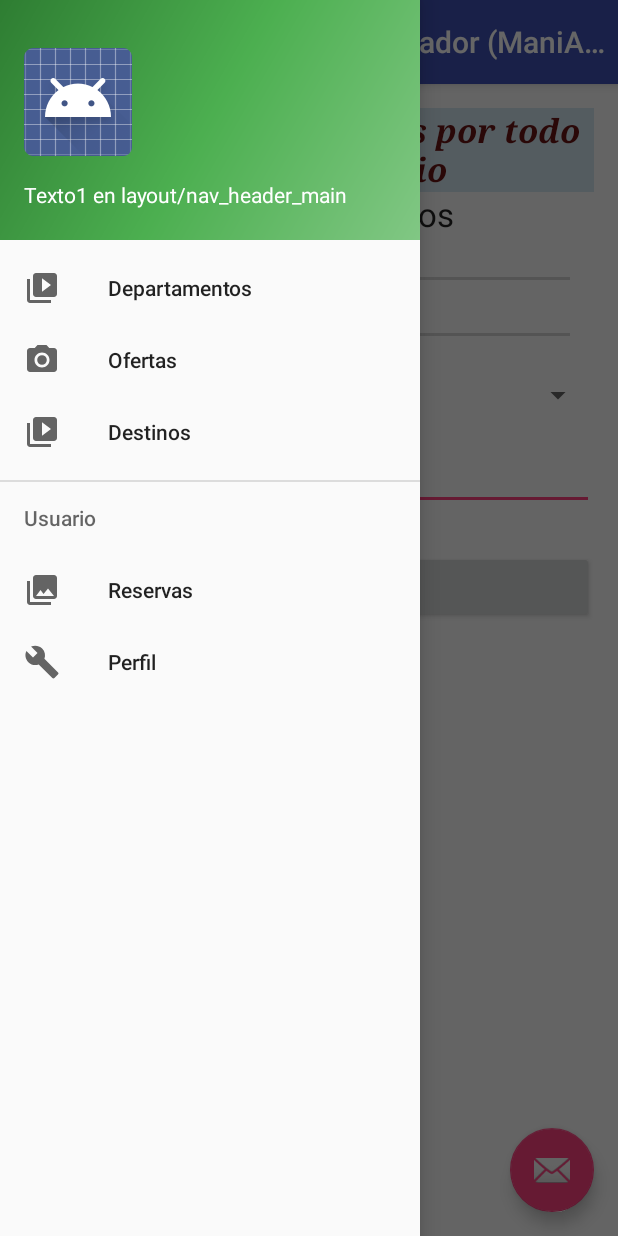
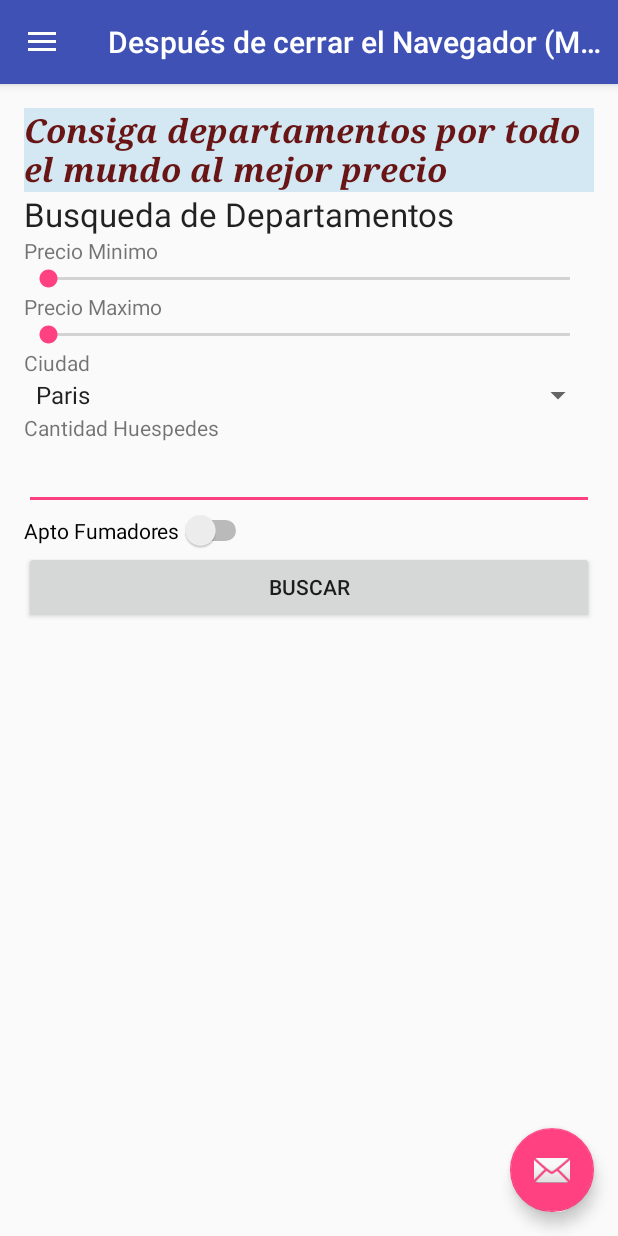
Before and after one commit to GuilleEKdeC/Laboratorio4v2, an Android app: the screen it shows after launch (MainActivity), in the side drawer, after a tap on "Ofertas", on a phone screen of 412 x 824 dp. Run offline under Robolectric (Android 15) with nearby library versions, the phone set to English and light mode, and no system bars.

Commit message:
Probando2

```diff
--- a/app/src/main/java/dam/isi/frsf/utn/edu/ar/laboratorio4v2/ListaDepartamentosActivity.java
+++ b/app/src/main/java/dam/isi/frsf/utn/edu/ar/laboratorio4v2/ListaDepartamentosActivity.java
@@ -13,6 +13,7 @@ import java.util.List;
 import dam.isi.frsf.utn.edu.ar.laboratorio4v2.utils.BuscarDepartamentosTask;
 import dam.isi.frsf.utn.edu.ar.laboratorio4v2.utils.BusquedaFinalizadaListener;
 import dam.isi.frsf.utn.edu.ar.laboratorio4v2.utils.FormBusqueda;
+
 
 public class ListaDepartamentosActivity extends AppCompatActivity implements BusquedaFinalizadaListener<dam.isi.frsf.utn.edu.ar.laboratorio4v2.modelo.Departamento> {
 
--- a/app/src/main/java/dam/isi/frsf/utn/edu/ar/laboratorio4v2/MainActivity.java
+++ b/app/src/main/java/dam/isi/frsf/utn/edu/ar/laboratorio4v2/MainActivity.java
@@ -8,6 +8,7 @@ import android.support.v4.view.GravityCompat;
 import android.support.v4.widget.DrawerLayout;
 import android.support.v7.app.AppCompatActivity;
 import android.support.v7.widget.Toolbar;
+import android.text.TextUtils;  //AGREGADA
 import android.view.MenuItem;
 import android.support.design.widget.FloatingActionButton;
 import android.support.design.widget.Snackbar;
@@ -36,16 +37,16 @@ public class MainActivity extends AppCompatActivity implements NavigationView.On
     //  OnNavigationItemSelectedListener: listener para manejar las selecciones de los ítems del NavigationView
 
 
-/*    private Button btnBuscar;
+    private FormBusqueda frmBusq;
+    private SeekBar skPrecioMin;
+    private SeekBar skPrecioMax;
+    private TextView tvPrecioMinimo;
+    private TextView tvPrecioMaximo;
     private Spinner cmbCiudad;
     private ArrayAdapter<Ciudad> adapterCiudad;
-    private SeekBar skPrecioMin;
-    private TextView tvPrecioMinimo;
-    private TextView tvPrecioMaximo;
-    private SeekBar skPrecioMax;
     private EditText txtHuespedes;
     private Switch swFumadores;
-    private FormBusqueda frmBusq;*/
+    private Button btnBuscar;
 
 
     /*------------------------------------- ON CREATE --------------------------------------------*/
@@ -78,58 +79,41 @@ public class MainActivity extends AppCompatActivity implements NavigationView.On
         toggle.syncState(); //Sirve para sincronizar el "Indicador" (las tres barritas horizontales que despliega al navegador) del Drawer Layout
         toggle.setDrawerIndicatorEnabled(true); // setea que el Indicador esté visible // línea AGREGADA
 
-        /*Se crea una nueva variable NavigationView, tomando como referencia la definida en activity_main.xml.*/
-/*        NavigationView navigationView = (NavigationView) findViewById(R.id.nav_view);
+        NavigationView navigationView = (NavigationView) findViewById(R.id.nav_view); //Crea una nueva variable NavigationView, tomando como referencia la definida en activity_main.xml.
         navigationView.setNavigationItemSelectedListener(this); //le setea un listener
-*/
-     /*   frmBusq= new FormBusqueda();
-        txtHuespedes = (EditText) findViewById(R.id.cantHuespedes);
+
+        frmBusq= new FormBusqueda(); //Crea un formulario con los criterios de búsqueda, vacío.
+
+        frmBusq.setCiudad(Ciudad.CIUDADES[0]);  //Paris //AGREGADO
+
+        tvPrecioMinimo = (TextView ) findViewById(R.id.txtPrecioMin);
         skPrecioMin = (SeekBar) findViewById(R.id.precioMin);
         skPrecioMin.setOnSeekBarChangeListener(listenerSB);
 
+        tvPrecioMaximo= (TextView ) findViewById(R.id.txtPrecioMax);
         skPrecioMax= (SeekBar) findViewById(R.id.precioMax);
         skPrecioMax.setOnSeekBarChangeListener(listenerSB);
 
-        swFumadores = (Switch) findViewById(R.id.aptoFumadores);
         adapterCiudad = new ArrayAdapter<Ciudad>(MainActivity.this,android.R.layout.simple_spinner_item, Arrays.asList(Ciudad.CIUDADES));
-
         cmbCiudad = (Spinner) findViewById(R.id.comboCiudad);
         cmbCiudad.setAdapter(adapterCiudad);
         cmbCiudad.setOnItemSelectedListener(comboListener);
-        tvPrecioMinimo = (TextView ) findViewById(R.id.txtPrecioMin);
-        tvPrecioMaximo= (TextView ) findViewById(R.id.txtPrecioMax);
+
+        txtHuespedes = (EditText) findViewById(R.id.cantHuespedes);
+
+        swFumadores = (Switch) findViewById(R.id.aptoFumadores);
 
         btnBuscar = (Button) findViewById(R.id.btnBuscar);
-        btnBuscar.setOnClickListener(btnBusarListener);*/
-    }
-/*
-    private View.OnClickListener btnBusarListener = new View.OnClickListener() {
-        @Override
-        public void onClick(View view) {
-            Intent i = new Intent(MainActivity.this,ListaDepartamentosActivity.class);
-            frmBusq.setPermiteFumar(swFumadores.isSelected());
-            i.putExtra("esBusqueda",true);
-            i.putExtra("frmBusqueda",frmBusq);
-            startActivity(i);
-        }
-    };
-
-    private AdapterView.OnItemSelectedListener comboListener = new  AdapterView.OnItemSelectedListener() {
-        public void onItemSelected(AdapterView<?> parent, View view, int pos, long id) {
-            Ciudad item = (Ciudad) parent.getItemAtPosition(pos);
-            frmBusq.setCiudad(item);
-            Log.d("MainActivity","ciudad seteada "+item);
-        }
-        public void onNothingSelected(AdapterView<?> parent) {
-        }
-    };
+        btnBuscar.setOnClickListener(btnBusarListener);
+    }//Fin ON CREATE
 
 
+    /*--------------------------------------------------------------------------------------------*/
+    /*------------------------------ On Seek Bar Change Listener ---------------------------------*/
     private SeekBar.OnSeekBarChangeListener listenerSB =  new SeekBar.OnSeekBarChangeListener(){
 
-        @Override
-        public void onProgressChanged(SeekBar seekBar, int progress,
-        boolean fromUser) {
+        /*----------------------------------------*/
+        public void onProgressChanged(SeekBar seekBar, int progress, boolean fromUser) {
             if(seekBar.getId()==R.id.precioMin) {
                 tvPrecioMinimo.setText("Precio Minimo "+progress);
                 frmBusq.setPrecioMinimo(Double.valueOf(progress));
@@ -140,18 +124,60 @@ public class MainActivity extends AppCompatActivity implements NavigationView.On
             }
         }
 
-        @Override
+        /*---------------------------------------*/
         public void onStartTrackingTouch(SeekBar seekBar) {
+
         }
 
-        @Override
+        /*---------------------------------------*/
         public void onStopTrackingTouch(SeekBar seekBar) {
+
+        }
+    };
+
+    /*--------------------------------------------------------------------------------------------*/
+    /*-------------------------------- On Item Selected Listener ---------------------------------*/
+    private AdapterView.OnItemSelectedListener comboListener = new  AdapterView.OnItemSelectedListener(){
+
+        /*---------------------------------------*/
+        public void onItemSelected(AdapterView<?> parent, View view, int pos, long id) {
+            Ciudad item = (Ciudad) parent.getItemAtPosition(pos);
+            frmBusq.setCiudad(item);
+            Log.d("MainActivity","ciudad seteada "+item);
+        }
+        /*---------------------------------------*/
+        public void onNothingSelected(AdapterView<?> parent) {
+        }
+    };
+
+    /*--------------------------------------------------------------------------------------------*/
+    /*------------------------------------ On Click Listener -------------------------------------*/
+    private View.OnClickListener btnBusarListener = new View.OnClickListener() {
+
+        public void onClick(View view) {
+            frmBusq.setPermiteFumar(swFumadores.isSelected());
+
+            if (TextUtils.isEmpty(txtHuespedes.getText().toString())){
+                Toast.makeText(getBaseContext(), "Ingrese Cantidad de Huéspedes", Toast.LENGTH_LONG).show();
+                txtHuespedes.requestFocus();
+            }
+            else { frmBusq.setHuespedes(Integer.parseInt(txtHuespedes.getText().toString()));} //AGREGADO
+
+            Toast.makeText(getBaseContext(), "Clickee BUSCAR", Toast.LENGTH_LONG).show();
+
+            Intent i = new Intent(MainActivity.this,ListaDepartamentosActivity.class);
+            i.putExtra("esBusqueda",true);
+            i.putExtra("frmBusqueda",frmBusq);
+            startActivity(i);   // startActivityForResult(tarea,0); Otra forma que usé en el labo 3
         }
     };
 
 
 
 
+
+
+/*
     @Override
     public boolean onCreateOptionsMenu(Menu menu) {
         // Inflate the menu; this adds items to the action bar if it is present.
--- a/app/src/main/res/layout/activity_main.xml
+++ b/app/src/main/res/layout/activity_main.xml
@@ -22,7 +22,7 @@
         android:layout_height="match_parent" />
 
     <!-- MENÚ DESLIZANTE -->
-    <!--El segundo miembro, el componente que representará el Drawer-->
+    <!--El segundo miembro es el componente que representará el Drawer-->
     <!--es decir, aquel View que veremos cuando se despliegue el Navigation Drawer (donde frecuentemente se usa un ListView o Recycler View), con varias opciones de selección -->
     <!--pero, usamos el NavigationView que hace que la construcción de un menú deslizante sea sencilla y aislada -->.
     <!-- y que consiste en variar el contenido principal basado en fragmentos-->
--- a/app/src/main/res/layout/content_main.xml
+++ b/app/src/main/res/layout/content_main.xml
@@ -42,11 +42,12 @@
         android:id="@+id/txtPrecioMin" />
 
     <SeekBar
+        android:id="@+id/precioMin"
         android:layout_width="match_parent"
         android:layout_height="wrap_content"
-        android:id="@+id/precioMin"
         android:max="2500"
         />
+
 
     <TextView
         android:layout_width="wrap_content"
@@ -56,10 +57,12 @@
         android:id="@+id/txtPrecioMax" />
 
     <SeekBar
+        android:id="@+id/precioMax"
         android:layout_width="match_parent"
         android:layout_height="wrap_content"
         android:max="2500"
-        android:id="@+id/precioMax" />
+        />
+
 
     <TextView
         android:layout_width="wrap_content"
@@ -88,17 +91,18 @@
         android:id="@+id/cantHuespedes" />
 
     <Switch
+        android:id="@+id/aptoFumadores"
         android:layout_width="wrap_content"
         android:layout_height="wrap_content"
         android:text="Apto Fumadores"
-        android:id="@+id/aptoFumadores"
+
         android:checked="false" />
 
     <Button
+        android:id="@+id/btnBuscar"
         android:layout_width="match_parent"
         android:layout_height="wrap_content"
-        android:text="Buscar"
-        android:id="@+id/btnBuscar" />
+        android:text="Buscar"  />
 
 
 </LinearLayout>
```
Also changed, not shown: app/src/main/java/dam/isi/frsf/utn/edu/ar/laboratorio4v2/utils/FormBusqueda.java (+23 -19 lines).
